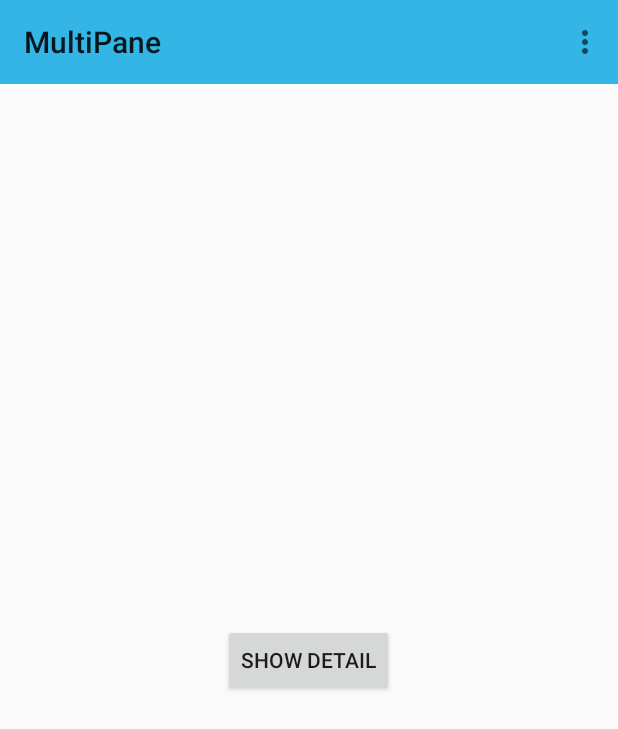
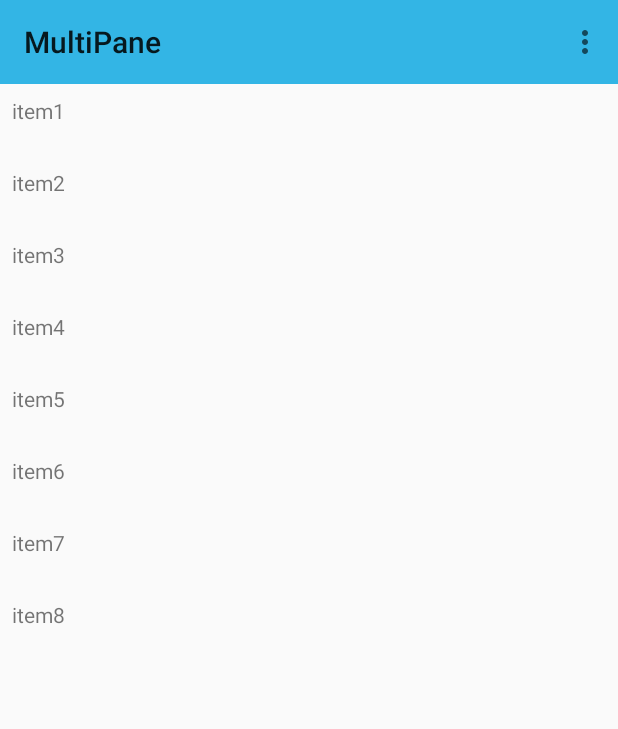
Before and after one commit to JozefCeluch/AndroidMultiPane, an Android app: the screen it shows after launch (MainActivity), on a phone screen of 412 x 824 dp. Shown: the top 729 px of the screen. Run offline under Robolectric (Android 15) with nearby library versions, the phone set to English and light mode, and no system bars.

Commit message:
basic recyclerview with data stored in retained fragment and detail

```diff
--- a/app/src/main/java/com/plgrnd/android/multipane/MainActivity.java
+++ b/app/src/main/java/com/plgrnd/android/multipane/MainActivity.java
@@ -11,13 +11,17 @@ import android.view.Menu;
 import android.view.MenuItem;
 import android.view.View;
 
-import java.util.Date;
+import java.util.List;
 
-public class MainActivity extends AppCompatActivity implements MasterFragment.MasterClickListener {
+public class MainActivity extends AppCompatActivity implements MasterFragment.MasterFragmentCallback {
 
     private static final String STATE_SHOWING_DETAIL = "state_showing_detail";
+    private static final String STATE_SELECTED_ITEM = "state_selected_item";
+    private static final int NONE = -1;
     private boolean mDualPane;
     private boolean mShowingDetail;
+    private RetainedFragment mRetainedFragment;
+    private int mSelectedItem = NONE;
 
     @Override
     protected void onCreate(Bundle savedInstanceState) {
@@ -31,18 +35,20 @@ public class MainActivity extends AppCompatActivity implements MasterFragment.Ma
         FragmentManager fm = getFragmentManager();
         Log.d("activity", "BACKSTACK COUNT: " + fm.getBackStackEntryCount());
         if (savedInstanceState == null) {
-            RetainedFragment retainedFragment = new RetainedFragment();
-            retainedFragment.setRetainedString(new Date().toString());
-            fm.beginTransaction().add(retainedFragment, RetainedFragment.TAG).commit();
+            mRetainedFragment = new RetainedFragment();
+            fm.beginTransaction().add(mRetainedFragment, RetainedFragment.TAG).commit();
             if (!mDualPane) {
                 fm.beginTransaction()
                         .replace(R.id.single_pane_container, new MasterFragment(), MasterFragment.TAG)
                         .commit();
             }
-        } else if (savedInstanceState.getBoolean(STATE_SHOWING_DETAIL)) {
-            removeDetailFragment();
-            addDetailFragment();
+        } else {
+            if (savedInstanceState.getBoolean(STATE_SHOWING_DETAIL)) {
+                removeDetailFragment();
+                addDetailFragment(savedInstanceState.getInt(STATE_SELECTED_ITEM, NONE));
+            }
         }
+        mRetainedFragment = (RetainedFragment) fm.findFragmentByTag(RetainedFragment.TAG);
     }
 
     @Override
@@ -74,21 +80,15 @@ public class MainActivity extends AppCompatActivity implements MasterFragment.Ma
         return super.onOptionsItemSelected(item);
     }
 
-    @Override
-    public void onMasterClick(View v) {
-        removeDetailFragment();
-        addDetailFragment();
-        Log.d("activity", "AFTER CLICK BACKSTACK COUNT: " + getFragmentManager().getBackStackEntryCount());
-    }
-
-    private void addDetailFragment() {
+    private void addDetailFragment(int itemId) {
         mShowingDetail = true;
+        mSelectedItem = itemId;
 
         FragmentTransaction ft = getFragmentManager().beginTransaction();
         if (mDualPane) {
-            ft.replace(R.id.detail_container, new DetailFragment(), DetailFragment.TAG);
+            ft.replace(R.id.detail_container, DetailFragment.newInstance(itemId), DetailFragment.TAG);
         } else {
-            ft.replace(R.id.single_pane_container, new DetailFragment(), DetailFragment.TAG);
+            ft.replace(R.id.single_pane_container, DetailFragment.newInstance(itemId), DetailFragment.TAG);
             if (getSupportActionBar() != null) {
                 getSupportActionBar().setDisplayHomeAsUpEnabled(true);
             }
@@ -98,6 +98,7 @@ public class MainActivity extends AppCompatActivity implements MasterFragment.Ma
 
     private void removeDetailFragment() {
         mShowingDetail = false;
+        mSelectedItem = NONE;
 
         FragmentManager fm = getFragmentManager();
         Fragment detailFragment = fm.findFragmentByTag(DetailFragment.TAG);
@@ -126,5 +127,21 @@ public class MainActivity extends AppCompatActivity implements MasterFragment.Ma
     protected void onSaveInstanceState(Bundle outState) {
         super.onSaveInstanceState(outState);
         outState.putBoolean(STATE_SHOWING_DETAIL, mShowingDetail);
+        outState.putInt(STATE_SELECTED_ITEM, mSelectedItem);
+    }
+
+    @Override
+    public void onMasterClick(View v, int itemId) {
+        removeDetailFragment();
+        addDetailFragment(itemId);
+        Log.d("activity", "AFTER CLICK BACKSTACK COUNT: " + getFragmentManager().getBackStackEntryCount());
+    }
+
+    @Override
+    public List<String> getData() {
+        if (mRetainedFragment == null) {
+            mRetainedFragment = (RetainedFragment) getFragmentManager().findFragmentByTag(RetainedFragment.TAG);
+        }
+        return mRetainedFragment != null ? mRetainedFragment.getRetainedArray() : null;
     }
 }
--- a/app/src/main/java/com/plgrnd/android/multipane/MasterFragment.java
+++ b/app/src/main/java/com/plgrnd/android/multipane/MasterFragment.java
@@ -4,27 +4,33 @@ import android.app.Activity;
 import android.app.Fragment;
 import android.os.Bundle;
 import android.support.annotation.Nullable;
+import android.support.v7.widget.LinearLayoutManager;
+import android.support.v7.widget.RecyclerView;
 import android.util.Log;
 import android.view.LayoutInflater;
 import android.view.View;
 import android.view.ViewGroup;
 import android.widget.Button;
+import android.widget.TextView;
+
+import java.util.List;
 
 public class MasterFragment extends Fragment {
 
     public static final String TAG = MasterFragment.class.getSimpleName();
 
-    public interface MasterClickListener {
-        void onMasterClick(View v);
+    public interface MasterFragmentCallback {
+        void onMasterClick(View v, int itemId);
+        List<String> getData();
     }
 
-    private MasterClickListener mClickListener;
+    private MasterFragmentCallback mCallback;
 
     @Override
     public void onAttach(Activity activity) {
         super.onAttach(activity);
-        if (activity instanceof MasterClickListener) {
-            mClickListener = (MasterClickListener) activity;
+        if (activity instanceof MasterFragmentCallback) {
+            mCallback = (MasterFragmentCallback) activity;
         } else {
             Log.d(TAG, "activity does not implement the interface");
         }
@@ -33,7 +39,7 @@ public class MasterFragment extends Fragment {
     @Override
     public void onDetach() {
         super.onDetach();
-        mClickListener = null;
+        mCallback = null;
     }
 
     @Nullable
@@ -45,16 +51,53 @@ public class MasterFragment extends Fragment {
     @Override
     public void onViewCreated(View view, Bundle savedInstanceState) {
         super.onViewCreated(view, savedInstanceState);
-        Button button = (Button) view.findViewById(R.id.master_button);
-        button.setOnClickListener(new View.OnClickListener() {
+        RecyclerView recyclerView = (RecyclerView) view.findViewById(R.id.recycler_view);
+        recyclerView.setLayoutManager(new LinearLayoutManager(getActivity()));
+        recyclerView.setAdapter(new RecyclerAdapter(mCallback != null ? mCallback.getData() : null ));
+    }
+
+    private class RecyclerAdapter extends RecyclerView.Adapter<RecyclerAdapter.Holder> {
+
+        private List<String> mItems;
+
+        public RecyclerAdapter(List<String> mItems) {
+            this.mItems = mItems;
+        }
+
+        @Override
+        public Holder onCreateViewHolder(ViewGroup viewGroup, int i) {
+            return new Holder(LayoutInflater.from(viewGroup.getContext()).inflate(R.layout.recycler_item, viewGroup, false));
+        }
+
+        @Override
+        public void onBindViewHolder(Holder holder, final int i) {
+            holder.title.setText(mItems.get(i));
+            holder.item.setOnClickListener(new View.OnClickListener() {
                 @Override
                 public void onClick(View v) {
-                if (mClickListener != null) {
-                    mClickListener.onMasterClick(v);
+                    if (mCallback != null) {
+                        mCallback.onMasterClick(v, i);
                     } else {
                         Log.d(TAG, "no click listener");
                     }
                 }
             });
         }
+
+        @Override
+        public int getItemCount() {
+            return mItems == null ? 0 : mItems.size();
         }
+
+        public class Holder extends RecyclerView.ViewHolder {
+            View item;
+            TextView title;
+
+            public Holder(View itemView) {
+                super(itemView);
+                item = itemView;
+                title = (TextView) itemView.findViewById(R.id.item_title);
+            }
+        }
+    }
+ }
--- a/app/src/main/java/com/plgrnd/android/multipane/RetainedFragment.java
+++ b/app/src/main/java/com/plgrnd/android/multipane/RetainedFragment.java
@@ -3,24 +3,29 @@ package com.plgrnd.android.multipane;
 import android.app.Fragment;
 import android.os.Bundle;
 
+import java.util.Arrays;
+import java.util.List;
+
 public class RetainedFragment extends Fragment {
 
     public static final String TAG = RetainedFragment.class.getSimpleName();
 
-    private String mRetainedString;
+    private List<String> mRetainedArray;
 
     @Override
     public void onCreate(Bundle savedInstanceState) {
         super.onCreate(savedInstanceState);
         setRetainInstance(true);
 
+        String[] array = {"item1", "item2", "item3", "item4", "item5", "item6", "item7", "item8"};
+        mRetainedArray = Arrays.asList(array);
     }
 
-    public String getRetainedString() {
-        return mRetainedString;
+    public List<String> getRetainedArray() {
+        return mRetainedArray;
     }
 
-    public void setRetainedString(String mRetainedString) {
-        this.mRetainedString = mRetainedString;
+    public String getRetainedItem(int itemId) {
+        return mRetainedArray != null ? mRetainedArray.get(itemId) : null;
     }
 }
--- a/app/src/main/res/layout/fragment_master.xml
+++ b/app/src/main/res/layout/fragment_master.xml
@@ -3,11 +3,8 @@
     android:layout_width="match_parent"
     android:layout_height="match_parent">
 
-    <Button
-        android:id="@+id/master_button"
-        android:text="Show detail"
-        android:layout_centerInParent="true"
-        android:layout_width="wrap_content"
-        android:layout_height="wrap_content" />
-
+    <android.support.v7.widget.RecyclerView
+        android:id="@+id/recycler_view"
+        android:layout_width="match_parent"
+        android:layout_height="match_parent"/>
 </RelativeLayout>
--- /dev/null
+++ b/app/src/main/res/layout/recycler_item.xml
@@ -0,0 +1,15 @@
+<?xml version="1.0" encoding="utf-8"?>
+<RelativeLayout xmlns:android="http://schemas.android.com/apk/res/android"
+    android:layout_width="match_parent"
+    android:layout_height="48dp"
+    android:background="?android:selectableItemBackground"
+    android:orientation="vertical">
+
+    <TextView
+        android:id="@+id/item_title"
+        android:layout_width="match_parent"
+        android:padding="8dp"
+        android:layout_centerVertical="true"
+        android:layout_height="match_parent" />
+
+</RelativeLayout>
```
Also changed, not shown: app/src/main/java/com/plgrnd/android/multipane/DetailFragment.java (+15 -1 lines). Lines whose indentation alone changed are shown as unchanged.
